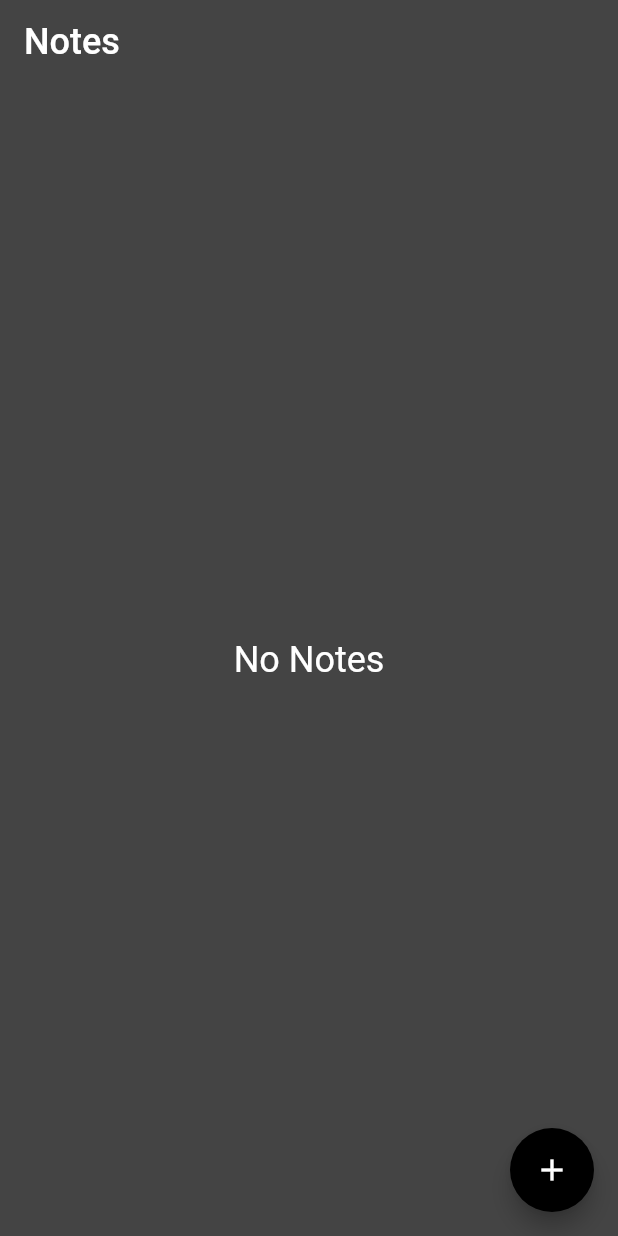
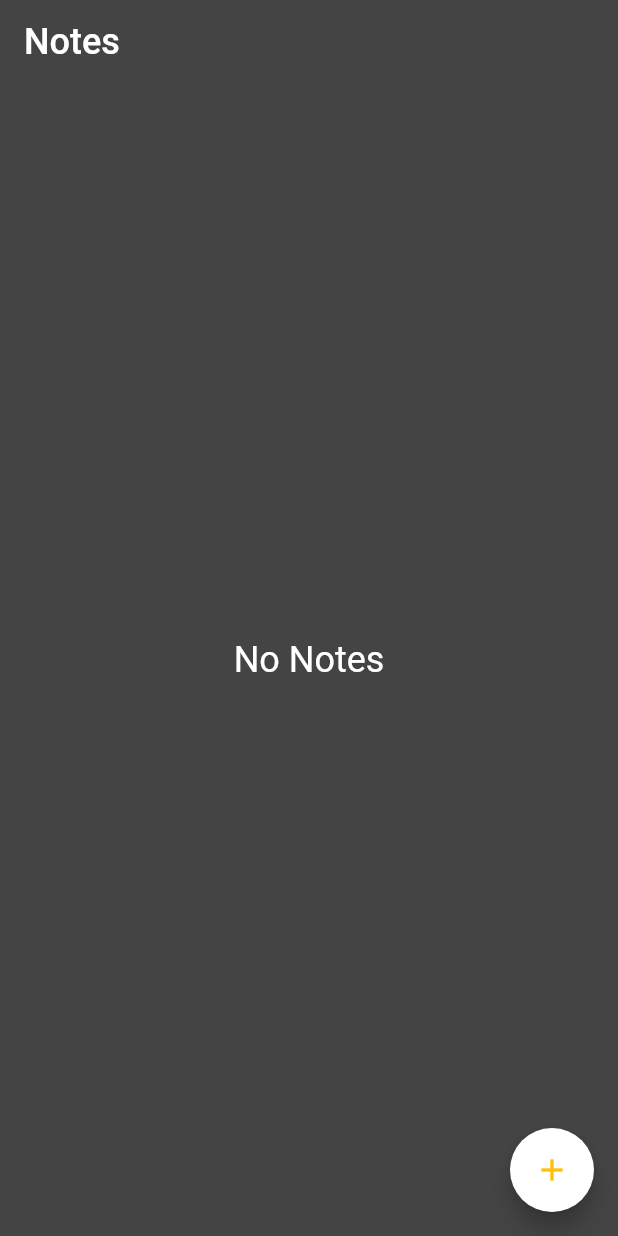
Before and after one commit to AmrAbdelhay/NoteApp, a Flutter app: the screen it shows after launch, on a phone screen of 412 x 824 dp. Run offline on Flutter 3.47's test engine with Material 2 defaults, Android fonts, the phone set to English and light mode, and no system bars; our stand-ins replace sqflite; accounts and stored records are empty.

Commit message:
Update Notes.dart

```diff
--- a/lib/page/Notes.dart
+++ b/lib/page/Notes.dart
@@ -40,8 +40,11 @@ class _NotesPageState extends State<NotesPage> {
   }
 
   @override
-  Widget build(BuildContext context) => Scaffold(
+  Widget build(BuildContext context) => Container(
+
+    child: Scaffold(
       appBar: AppBar(
+        backgroundColor: Colors.transparent,
         title: Text(
           'Notes',
           style: TextStyle(fontSize: 24),
@@ -59,8 +62,9 @@ class _NotesPageState extends State<NotesPage> {
             : buildNotes(),
       ),
       floatingActionButton: FloatingActionButton(
-      backgroundColor: Colors.black,
-      child: Icon(Icons.add),
+        backgroundColor: Colors.white,
+        child: Icon(Icons.add,
+        color: Colors.amber,),
         onPressed: () async {
           await Navigator.of(context).push(
             MaterialPageRoute(builder: (context) => AddEditNotePage()),
@@ -69,9 +73,16 @@ class _NotesPageState extends State<NotesPage> {
           refreshNotes();
         },
       ),
+    ),
   );
 
      buildNotes() => Container(
+         decoration: BoxDecoration(
+           image: DecorationImage(
+             image: AssetImage('assets/images/back.jpg'),
+             fit: BoxFit.cover,
+           ),
+         ),
        padding: EdgeInsets.all(10),
        child: StaggeredGridView.countBuilder(
     padding: EdgeInsets.all(20),
```
Lines whose indentation alone changed are shown as unchanged.
